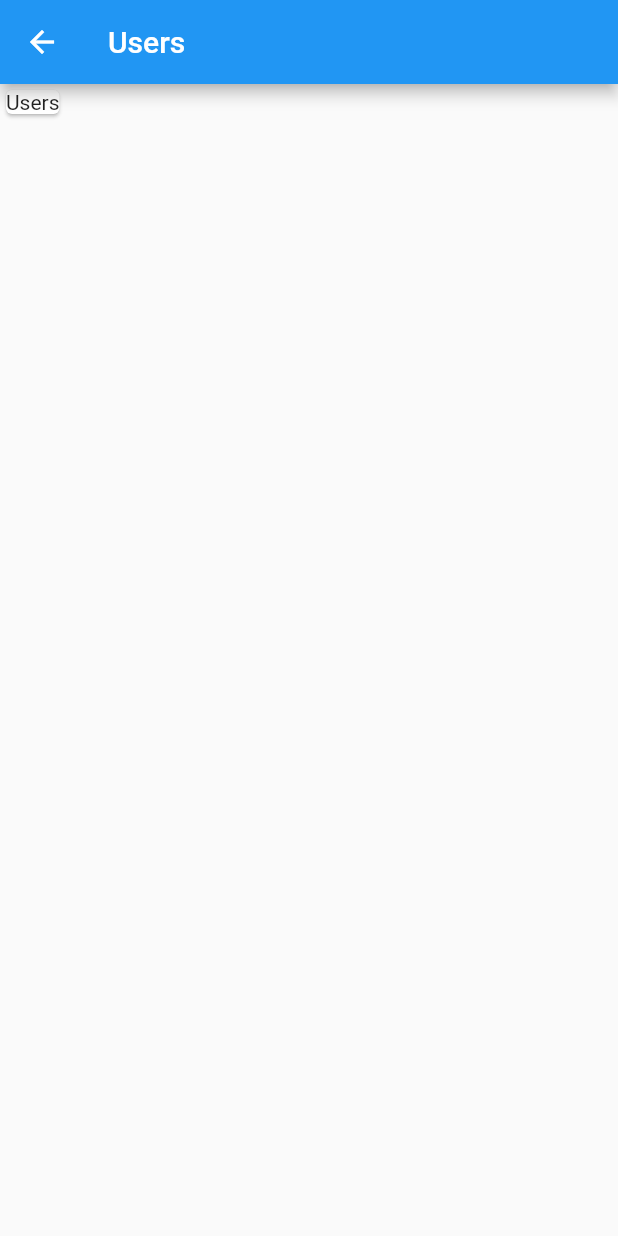
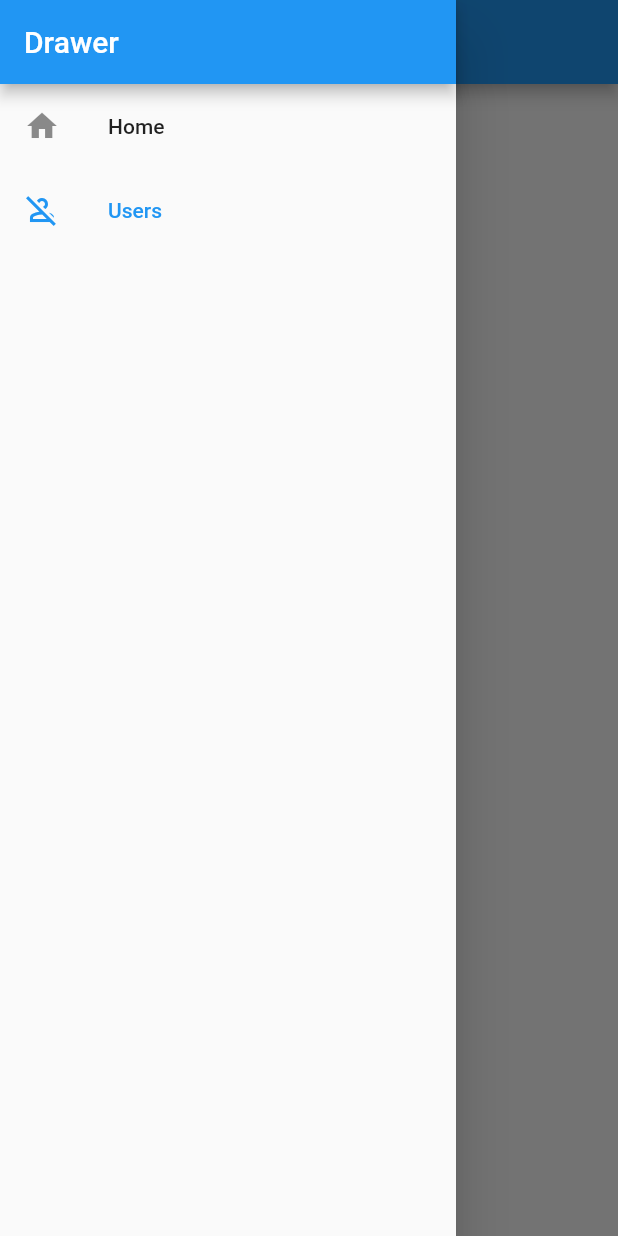
Before and after one commit to ZachSelindh/dart-admin, a Flutter app: the UserListView screen opened by its route, with the side drawer open (before the commit the screen has no drawer), on a phone screen of 412 x 824 dp. Run offline on Flutter 3.47's test engine with Material 2 defaults, Android fonts, the phone set to English and light mode, and no system bars.

Commit message:
Fix drawer navigation

```diff
--- a/lib/screens/dashboard_screen.dart
+++ b/lib/screens/dashboard_screen.dart
@@ -3,6 +3,8 @@ import 'package:flutter/material.dart';
 import '../widgets/app_drawer.dart';
 
 class DashboardScreen extends StatelessWidget {
+  static String routeName = '/';
+
   const DashboardScreen({super.key});
 
   @override
@@ -11,7 +13,7 @@ class DashboardScreen extends StatelessWidget {
       appBar: AppBar(
         title: const Text('Dashboard'),
       ),
-      drawer: const AppDrawer(),
+      drawer: AppDrawer(activeRoute: DashboardScreen.routeName),
       body: const Center(
         child: Text('Dashboard'),
       ),
--- a/lib/screens/users_list_view.dart
+++ b/lib/screens/users_list_view.dart
@@ -1,4 +1,6 @@
 import 'package:flutter/material.dart';
+
+import '../widgets/app_drawer.dart';
 
 class UserListView extends StatelessWidget {
   static const routeName = '/users';
@@ -11,6 +13,7 @@ class UserListView extends StatelessWidget {
         appBar: AppBar(
           title: const Text("Users"),
         ),
+        drawer: const AppDrawer(activeRoute: UserListView.routeName),
         body: Column(children: const [
           Card(
             child: Text('Users'),
--- a/lib/widgets/app_drawer.dart
+++ b/lib/widgets/app_drawer.dart
@@ -1,7 +1,9 @@
 import 'package:flutter/material.dart';
 
 class AppDrawer extends StatefulWidget with PreferredSizeWidget {
-  const AppDrawer({super.key});
+  final String activeRoute;
+
+  const AppDrawer({required this.activeRoute, super.key});
 
   @override
   Size get preferredSize => const Size.fromHeight(90);
@@ -11,12 +13,7 @@ class AppDrawer extends StatefulWidget with PreferredSizeWidget {
 }
 
 class _AppDrawerState extends State<AppDrawer> {
-  var _activeRoute = '/';
-
   void _navigate(String navTarget, BuildContext ctx) {
-    setState(() {
-      _activeRoute = navTarget;
-    });
     Navigator.of(ctx).pushReplacementNamed(navTarget);
     if (Navigator.canPop(ctx)) {
       Navigator.pop(ctx);
@@ -37,13 +34,13 @@ class _AppDrawerState extends State<AppDrawer> {
             leading: const Icon(Icons.home),
             title: const Text('Home'),
             onTap: () => _navigate('/', context),
-            selected: _activeRoute == '/',
+            selected: widget.activeRoute == '/',
           ),
           ListTile(
             leading: const Icon(Icons.person_off_outlined),
             title: const Text('Users'),
             onTap: () => _navigate('/users', context),
-            selected: _activeRoute == '/users',
+            selected: widget.activeRoute == '/users',
           ),
         ],
       ),
```
